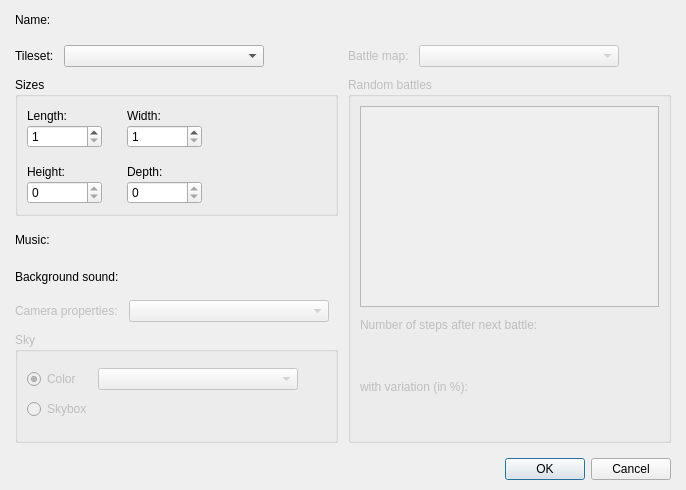
First picture: the form in Dialogs/dialogmapproperties.ui, repository RPG-Paper-Maker/RPG-Paper-Maker, before the edit.
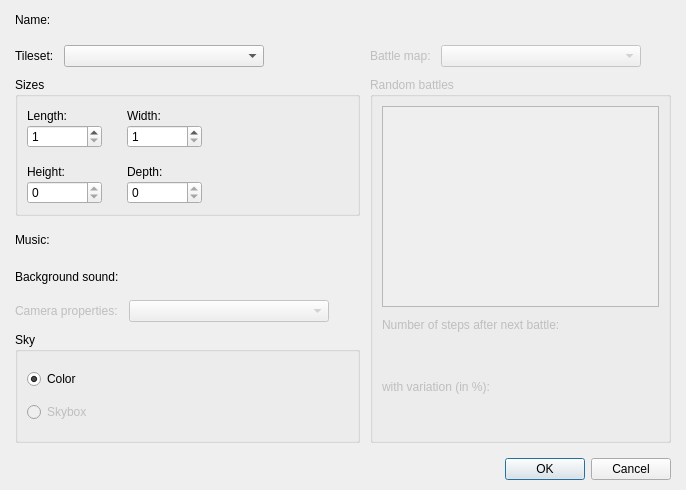
Second picture: the form after the edit. Custom widgets are drawn as their Qt base class.

Commit message: [WIP] Map background color selection

The edit to the form file:
```diff
--- a/Dialogs/dialogmapproperties.ui
+++ b/Dialogs/dialogmapproperties.ui
@@ -386,7 +386,7 @@
          <item>
           <widget class="QGroupBox" name="groupBox">
            <property name="enabled">
-            <bool>false</bool>
+            <bool>true</bool>
            </property>
            <property name="title">
             <string>Sky</string>
@@ -403,6 +403,16 @@
             </property>
             <item row="0" column="0">
              <layout class="QGridLayout" name="gridLayout_6">
+              <item row="1" column="0">
+               <widget class="QRadioButton" name="radioButtonSkybox">
+                <property name="enabled">
+                 <bool>false</bool>
+                </property>
+                <property name="text">
+                 <string>Skybox</string>
+                </property>
+               </widget>
+              </item>
               <item row="0" column="0">
                <widget class="QRadioButton" name="radioButtonColor">
                 <property name="text">
@@ -413,45 +423,6 @@
                 </property>
                </widget>
               </item>
-              <item row="0" column="1">
-               <widget class="QComboBox" name="comboBoxColor">
-                <property name="minimumSize">
-                 <size>
-                  <width>200</width>
-                  <height>0</height>
-                 </size>
-                </property>
-                <property name="maximumSize">
-                 <size>
-                  <width>200</width>
-                  <height>16777215</height>
-                 </size>
-                </property>
-               </widget>
-              </item>
-              <item row="0" column="2" rowspan="2">
-               <spacer name="horizontalSpacer_7">
-                <property name="orientation">
-                 <enum>Qt::Horizontal</enum>
-                </property>
-                <property name="sizeHint" stdset="0">
-                 <size>
-                  <width>38</width>
-                  <height>48</height>
-                 </size>
-                </property>
-               </spacer>
-              </item>
-              <item row="1" column="0">
-               <widget class="QRadioButton" name="radioButtonSkybox">
-                <property name="enabled">
-                 <bool>false</bool>
-                </property>
-                <property name="text">
-                 <string>Skybox</string>
-                </property>
-               </widget>
-              </item>
               <item row="1" column="1">
                <widget class="QWidget" name="widgetChooseSkybox" native="true">
                 <property name="enabled">
@@ -471,6 +442,22 @@
                 </property>
                </widget>
               </item>
+              <item row="0" column="1">
+               <widget class="PanelPrimitiveValue" name="panelPrimitiveValueSkyColor" native="true">
+                <property name="minimumSize">
+                 <size>
+                  <width>250</width>
+                  <height>27</height>
+                 </size>
+                </property>
+                <property name="maximumSize">
+                 <size>
+                  <width>250</width>
+                  <height>27</height>
+                 </size>
+                </property>
+               </widget>
+              </item>
              </layout>
             </item>
            </layout>
```
The commit also changes 5 other files.
